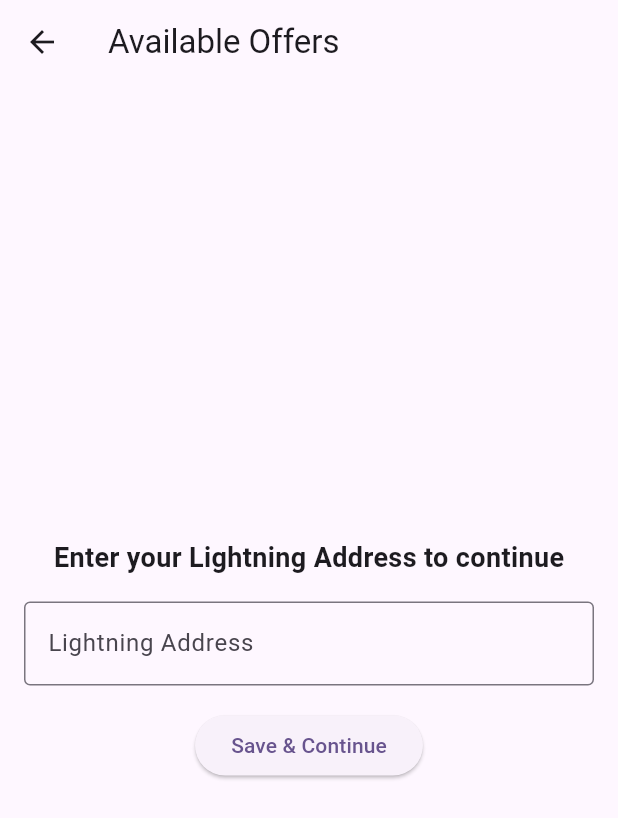
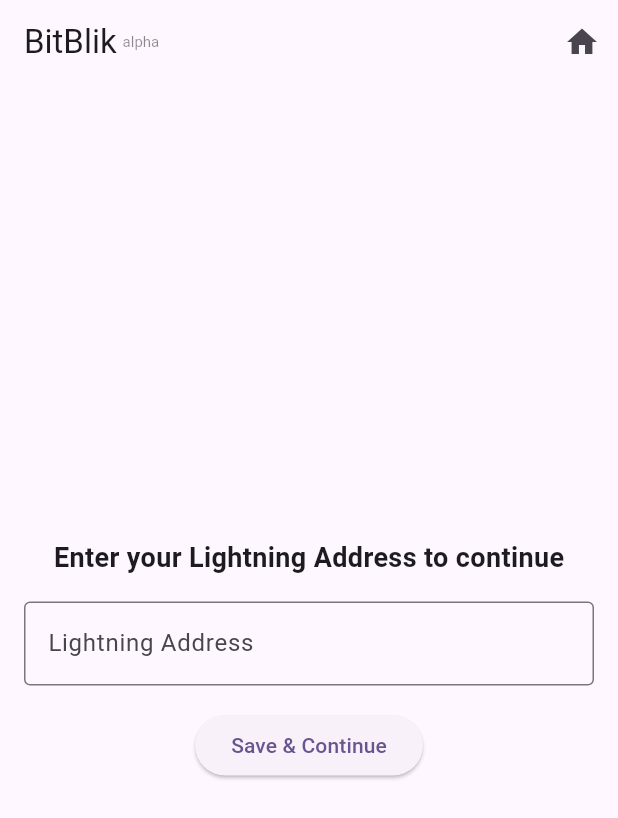
Before and after one commit to bitblik/client, a Flutter app: the screen it shows after launch, after a tap on "PAY with Lightning", after a tap on the "home" icon, after a tap on "SELL BLIK code for sats", on a phone screen of 412 x 824 dp. Shown: the top 818 px of the screen. Run offline on Flutter 3.47's test engine with Material 3 defaults, Android fonts, the phone set to English and light mode, and no system bars; our stand-ins replace flutter_riverpod, flutter_secure_storage, go_router, qr_flutter; missing offline and left inert: android_intent_plus, bip340; network calls fail.

Commit message:
cleanup navigation

```diff
--- a/lib/main.dart
+++ b/lib/main.dart
@@ -19,7 +19,7 @@ final routerProvider = Provider<GoRouter>((ref) {
         path: '/',
         builder:
             (context, state) => const AppScaffold(body: RoleSelectionScreen()),
-      ),
+        routes: [
           GoRoute(
             path: '/offers',
             builder: (context, state) => const AppScaffold(body: OfferListScreen()),
@@ -28,6 +28,8 @@ final routerProvider = Provider<GoRouter>((ref) {
             path: '/pay',
             builder: (context, state) => const AppScaffold(body: MakerAmountForm()),
           ),
+          ]
+      )
     ],
   );
 });
@@ -109,6 +111,7 @@ class _AppScaffoldState extends ConsumerState<AppScaffold> {
 
     return Scaffold(
       appBar: AppBar(
+        automaticallyImplyLeading: false,
         title: Row(
           mainAxisSize: MainAxisSize.min,
           children: [
@@ -121,12 +124,12 @@ class _AppScaffoldState extends ConsumerState<AppScaffold> {
           ],
         ),
         actions: [
-          // Navigation button to offers
-          IconButton(
-            icon: const Icon(Icons.list),
-            tooltip: 'Offers',
-            onPressed: () => context.go('/offers'),
-          ),
+          // // Navigation button to offers
+          // IconButton(
+          //   icon: const Icon(Icons.list),
+          //   tooltip: 'Offers',
+          //   onPressed: () => context.go('/offers'),
+          // ),
           // Reset button
           if (appRole != AppRole.none)
             IconButton(
--- a/lib/src/screens/maker_flow/maker_amount_form.dart
+++ b/lib/src/screens/maker_flow/maker_amount_form.dart
@@ -157,23 +157,7 @@ class _MakerAmountFormState extends ConsumerState<MakerAmountForm> {
     final errorMessage = ref.watch(errorProvider);
     final publicKeyAsyncValue = ref.watch(publicKeyProvider);
 
-    return Scaffold(
-      appBar: AppBar(
-        title: const Text("Create Offer: Amount"),
-        leading: IconButton(
-          icon: const Icon(Icons.arrow_back),
-          tooltip: 'Back to Role Selection',
-          onPressed: () => _resetToRoleSelection("Offer creation cancelled."),
-        ),
-        actions: [
-          IconButton(
-            icon: const Icon(Icons.home),
-            tooltip: 'Go Home',
-            onPressed: () => _resetToRoleSelection("Offer creation cancelled."),
-          ),
-        ],
-      ),
-      body: Padding(
+    return Padding(
         padding: const EdgeInsets.all(16.0),
         child: SingleChildScrollView(
           child: Column(
@@ -232,7 +216,6 @@ class _MakerAmountFormState extends ConsumerState<MakerAmountForm> {
             ],
           ),
         ),
-      ),
     );
   }
 }
--- a/lib/src/screens/offer_list_screen.dart
+++ b/lib/src/screens/offer_list_screen.dart
@@ -2,6 +2,7 @@ import 'dart:async'; // Import async for Timer
 import 'dart:async'; // Import async for Timer
 import 'package:flutter/material.dart';
 import 'package:flutter_riverpod/flutter_riverpod.dart';
+import 'package:go_router/go_router.dart';
 import '../providers/providers.dart';
 // import 'taker_flow_screen.dart'; // No longer needed directly
 import '../models/offer.dart'; // Import Offer model
@@ -74,9 +75,10 @@ class _OfferListScreenState extends ConsumerState<OfferListScreen> {
     if (scaffoldMessenger != null && message.isNotEmpty) {
       scaffoldMessenger.showSnackBar(SnackBar(content: Text(message)));
     }
-    if (navigator != null && navigator.canPop()) {
-      navigator.popUntil((route) => route.isFirst);
-    }
+    context.go('/');
+    // if (navigator != null && navigator.canPop()) {
+    //   navigator.popUntil((route) => route.isFirst);
+    // }
   }
 
   @override
@@ -88,16 +90,7 @@ class _OfferListScreenState extends ConsumerState<OfferListScreen> {
     final publicKeyAsyncValue = ref.watch(publicKeyProvider);
     final myActiveOfferAsyncValue = ref.watch(initialActiveOfferProvider);
 
-    return Scaffold(
-      appBar: AppBar(
-        title: const Text('Available Offers'),
-        leading: IconButton(
-          icon: const Icon(Icons.arrow_back),
-          tooltip: 'Back to Role Selection',
-          onPressed: () => _resetToRoleSelection(""),
-        ),
-      ),
-      body: Padding(
+    return Padding(
         padding: const EdgeInsets.all(16.0),
         child: lightningAddressAsync.when(
           loading: () {
@@ -648,7 +641,6 @@ class _OfferListScreenState extends ConsumerState<OfferListScreen> {
             );
           },
         ),
-      ),
     );
   }
 }
--- a/lib/src/screens/role_selection_screen.dart
+++ b/lib/src/screens/role_selection_screen.dart
@@ -1,6 +1,7 @@
 // RoleSelectionScreen: Allows users to choose Maker or Taker role, or resume an active offer.
 import 'package:flutter/material.dart';
 import 'package:flutter_riverpod/flutter_riverpod.dart';
+import 'package:go_router/go_router.dart';
 import '../providers/providers.dart'; // Import providers
 import '../models/offer.dart'; // Import Offer model
 import '../services/key_service.dart'; // Import KeyService
@@ -219,11 +220,12 @@ class RoleSelectionScreen extends ConsumerWidget {
                             : () {
                               ref.read(appRoleProvider.notifier).state =
                                   AppRole.maker;
-                              Navigator.of(context).push(
-                                MaterialPageRoute(
-                                  builder: (_) => MakerAmountForm(),
-                                ),
-                              );
+                              context.go("/pay");
+                              // Navigator.of(context).push(
+                              //   MaterialPageRoute(
+                              //     builder: (_) => MakerAmountForm(),
+                              //   ),
+                              // );
                             },
                     child: const Text('PAY with Lightning'),
                   ),
@@ -235,11 +237,12 @@ class RoleSelectionScreen extends ConsumerWidget {
                             : () {
                               ref.read(appRoleProvider.notifier).state =
                                   AppRole.taker;
-                              Navigator.of(context).push(
-                                MaterialPageRoute(
-                                  builder: (_) => const OfferListScreen(),
-                                ),
-                              );
+                              context.go("/offers");
+                              // Navigator.of(context).push(
+                              //   MaterialPageRoute(
+                              //     builder: (_) => const OfferListScreen(),
+                              //   ),
+                              // );
                             },
                     child: const Text('SELL BLIK code for sats'),
                   ),
```
Lines whose indentation alone changed are shown as unchanged.
